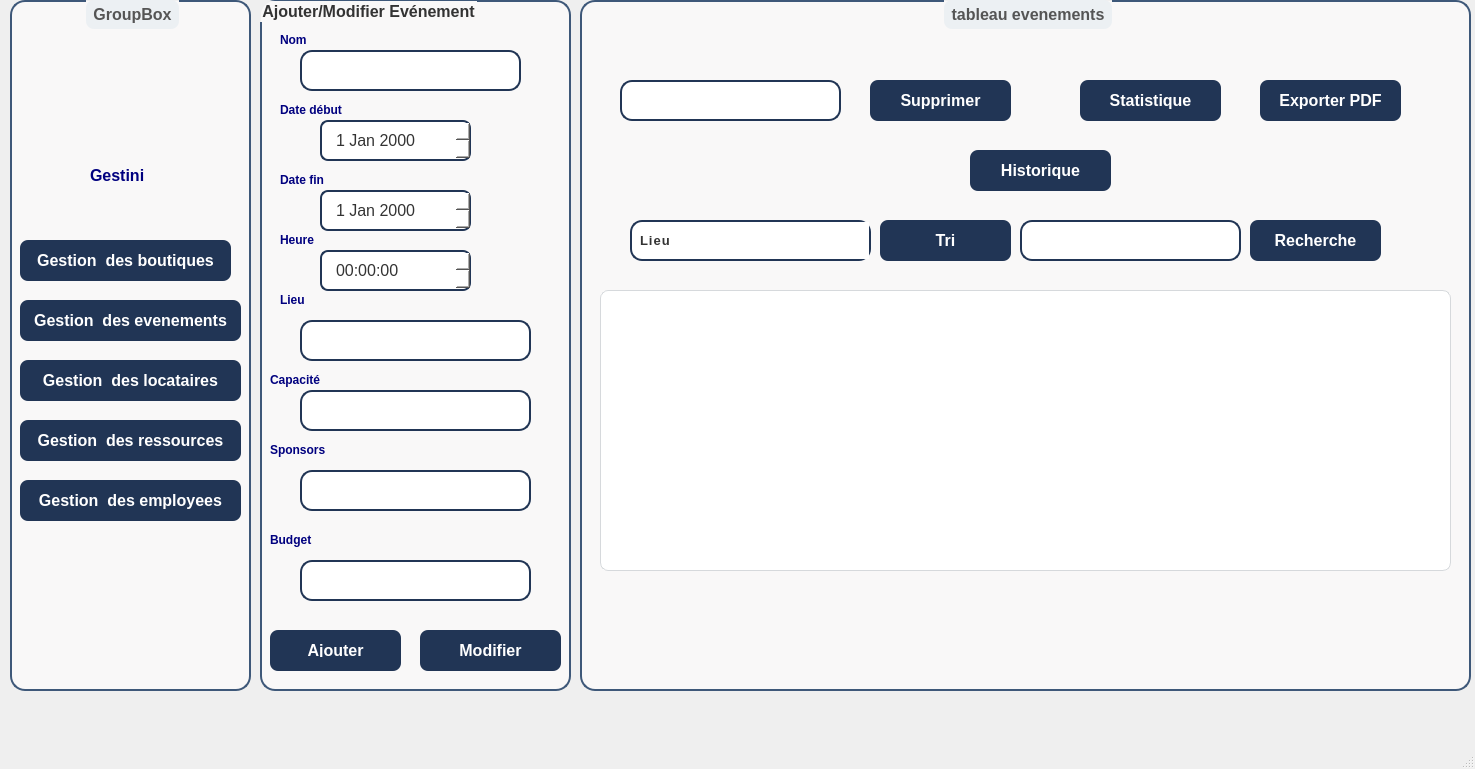
Before: the Qt Designer form Desktop/evenement22222/mainwindow.ui in ProjetCPP2425/2a20-genesis, drawn with Qt 5.
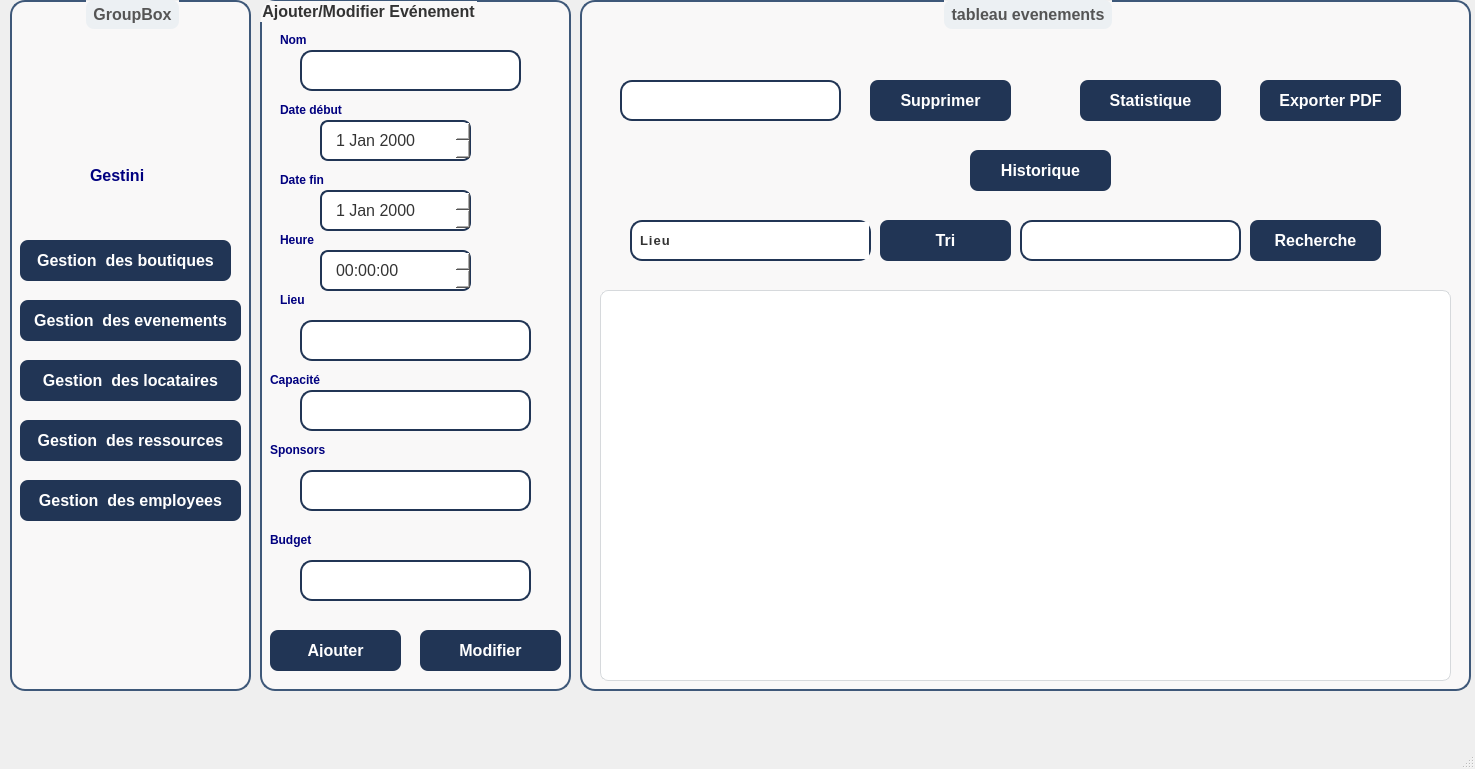
After: the same form once the commit is applied. Icons and pictures are not drawn.

The edit to the form file:
```diff
--- a/Desktop/evenement22222/mainwindow.ui
+++ b/Desktop/evenement22222/mainwindow.ui
@@ -971,7 +971,7 @@
        <x>20</x>
        <y>290</y>
        <width>851</width>
-       <height>281</height>
+       <height>391</height>
       </rect>
      </property>
      <property name="styleSheet">
```
